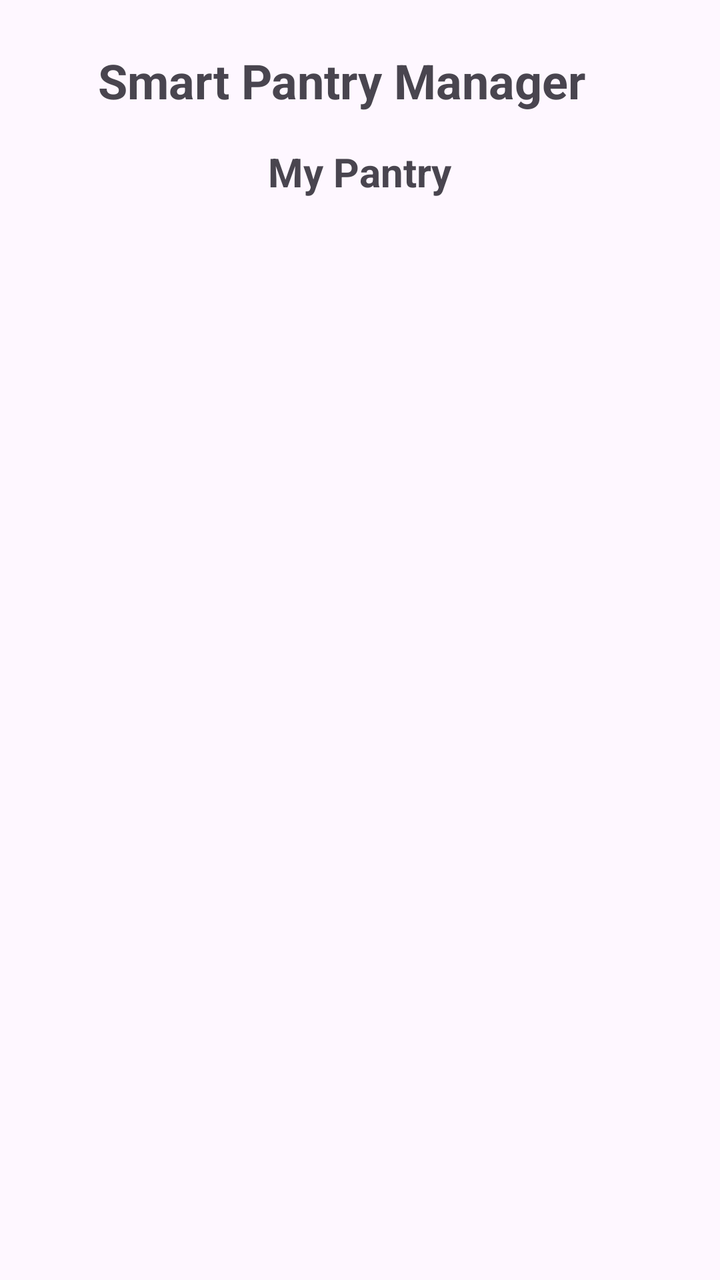
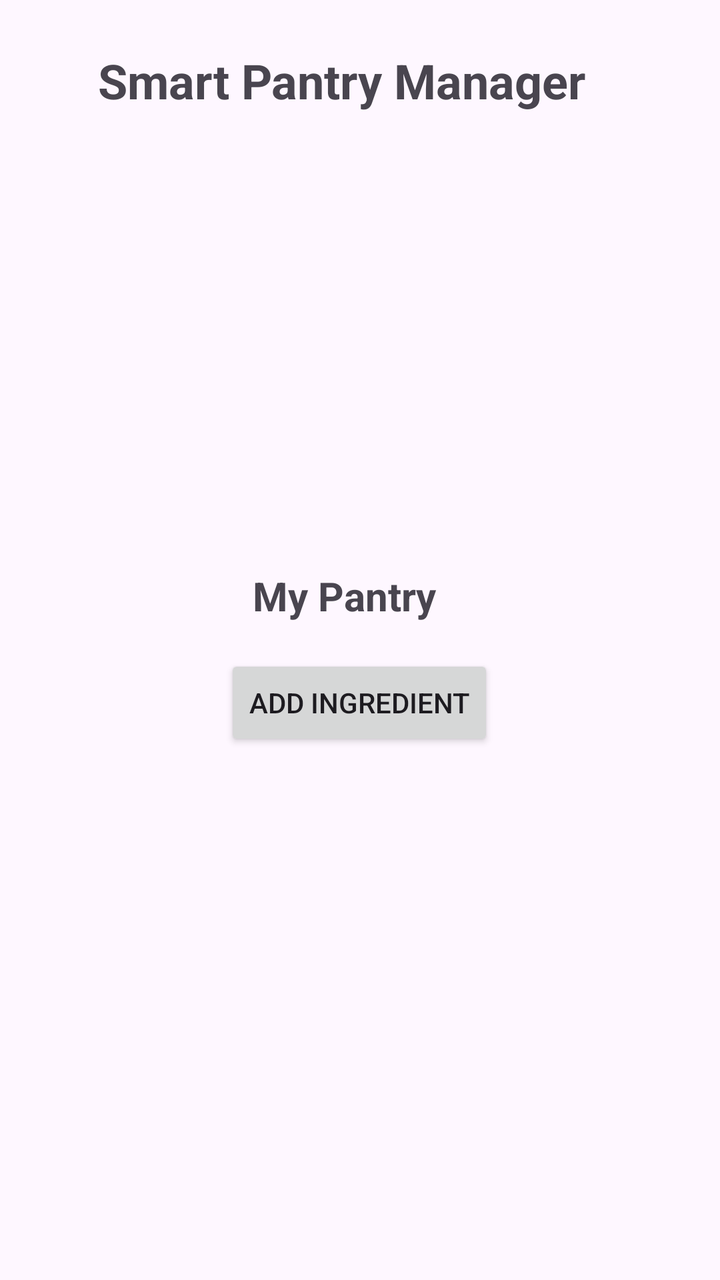

Compare the two renders of this Android layout. The source of the first and the diff that turns it into the second are given below.
<!-- AndroidManifest.xml: application theme Theme.SmartPantryManager -->
<!-- res/layout/activity_main.xml -->
<?xml version="1.0" encoding="utf-8"?>
<androidx.constraintlayout.widget.ConstraintLayout xmlns:android="http://schemas.android.com/apk/res/android"
    xmlns:app="http://schemas.android.com/apk/res-auto"
    xmlns:tools="http://schemas.android.com/tools"
    android:id="@+id/main"
    android:layout_width="match_parent"
    android:layout_height="match_parent"
    tools:context=".MainActivity">

    <TextView
        android:id="@+id/textView"
        android:layout_width="wrap_content"
        android:layout_height="wrap_content"
        android:layout_marginTop="24dp"
        android:text="Smart Pantry Manager"
        android:textSize="24sp"
        android:textStyle="bold"
        app:layout_constraintEnd_toEndOf="parent"
        app:layout_constraintHorizontal_bias="0.421"
        app:layout_constraintStart_toStartOf="parent"
        app:layout_constraintTop_toTopOf="parent" />

    <TextView
        android:id="@+id/textView2"
        android:layout_width="wrap_content"
        android:layout_height="wrap_content"
        android:layout_marginTop="16dp"
        android:text="My Pantry"
        android:textSize="20sp"
        android:textStyle="bold"
        app:layout_constraintEnd_toEndOf="parent"
        app:layout_constraintStart_toStartOf="parent"
        app:layout_constraintTop_toBottomOf="@+id/textView" />

    <androidx.recyclerview.widget.RecyclerView
        android:id="@+id/recyclerPantry"
        android:layout_width="0dp"
        android:layout_height="220dp"
        app:layout_constraintEnd_toEndOf="parent"
        app:layout_constraintStart_toStartOf="parent"
        app:layout_constraintTop_toBottomOf="@+id/textView2" />
</androidx.constraintlayout.widget.ConstraintLayout>
<!-- resources referenced by this layout -->
<resources>
  <style name="Theme.SmartPantryManager" parent="Base.Theme.SmartPantryManager" />
  <style name="Base.Theme.SmartPantryManager" parent="Theme.Material3.DayNight.NoActionBar">
          
          
      </style>
</resources>

<!-- the commit's change to res/layout/activity_main.xml (unified diff, before → after) -->
@@ -24,11 +24,12 @@
         android:id="@+id/textView2"
         android:layout_width="wrap_content"
         android:layout_height="wrap_content"
-        android:layout_marginTop="16dp"
+        android:layout_marginTop="228dp"
         android:text="My Pantry"
         android:textSize="20sp"
         android:textStyle="bold"
         app:layout_constraintEnd_toEndOf="parent"
+        app:layout_constraintHorizontal_bias="0.471"
         app:layout_constraintStart_toStartOf="parent"
         app:layout_constraintTop_toBottomOf="@+id/textView" />
 
@@ -36,7 +37,20 @@
         android:id="@+id/recyclerPantry"
         android:layout_width="0dp"
         android:layout_height="220dp"
+        android:layout_marginTop="252dp"
         app:layout_constraintEnd_toEndOf="parent"
+        app:layout_constraintHorizontal_bias="1.0"
+        app:layout_constraintStart_toStartOf="parent"
+        app:layout_constraintTop_toBottomOf="@+id/textView2" />
+
+    <Button
+        android:id="@+id/btnAddIngredient"
+        android:layout_width="wrap_content"
+        android:layout_height="wrap_content"
+        android:layout_marginTop="16dp"
+        android:text="Add Ingredient"
+        app:layout_constraintEnd_toEndOf="parent"
+        app:layout_constraintHorizontal_bias="0.498"
         app:layout_constraintStart_toStartOf="parent"
         app:layout_constraintTop_toBottomOf="@+id/textView2" />
 </androidx.constraintlayout.widget.ConstraintLayout>
